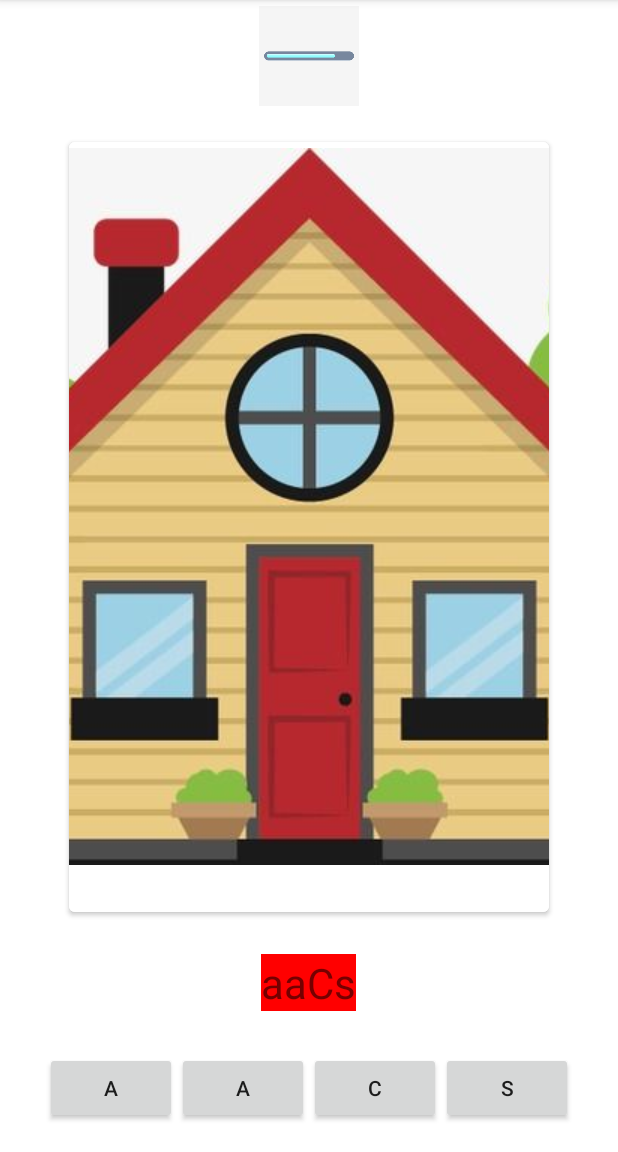
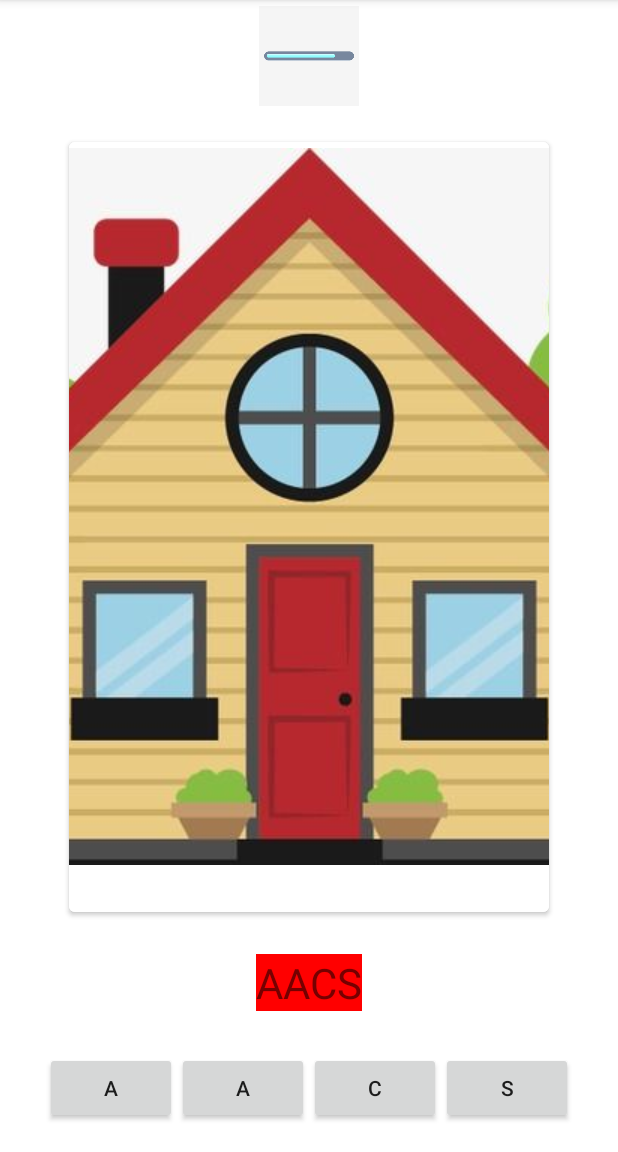
Before and after one commit to CaueCF/Alfabetizacao, an Android app: the screen it shows after launch (MainActivity), on a phone screen of 412 x 824 dp, the part 84-1236 px from its top. Run offline under Robolectric (Android 15) with nearby library versions, the phone set to English and light mode, and no system bars.

Commit message:
maiúscula

```diff
--- a/app/src/main/java/com/example/alfabetizacao/MainActivity.java
+++ b/app/src/main/java/com/example/alfabetizacao/MainActivity.java
@@ -45,52 +45,52 @@ public class MainActivity extends AppCompatActivity implements View.OnClickListe
     public void carregaElemento(){
         Elemento e1 = new Elemento();
         e1.setImagem(R.drawable.casa);
-        e1.setTextoImagem("Casa");
+        e1.setTextoImagem("CASA");
         imagens.add(e1);
 
         Elemento e2 = new Elemento();
         e2.setImagem(R.drawable.pato);
-        e2.setTextoImagem("Pato");
+        e2.setTextoImagem("PATO");
         imagens.add(e2);
 
         Elemento e3 = new Elemento();
         e3.setImagem(R.drawable.vaca);
-        e3.setTextoImagem("Vaca");
+        e3.setTextoImagem("VACA");
         imagens.add(e3);
 
         Elemento e4 = new Elemento();
         e4.setImagem(R.drawable.mesa);
-        e4.setTextoImagem("Mesa");
+        e4.setTextoImagem("MESA");
         imagens.add(e4);
 
         Elemento e5 = new Elemento();
         e5.setImagem(R.drawable.lobo);
-        e5.setTextoImagem("Lobo");
+        e5.setTextoImagem("LOBO");
         imagens.add(e5);
 
         Elemento e6 = new Elemento();
         e6.setImagem(R.drawable.osso);
-        e6.setTextoImagem("Osso");
+        e6.setTextoImagem("OSSO");
         imagens.add(e6);
 
         Elemento e7 = new Elemento();
         e7.setImagem(R.drawable.bola);
-        e7.setTextoImagem("Bola");
+        e7.setTextoImagem("BOLA");
         imagens.add(e7);
 
         Elemento e8 = new Elemento();
         e8.setImagem(R.drawable.copo);
-        e8.setTextoImagem("Copo");
+        e8.setTextoImagem("COPO");
         imagens.add(e8);
 
         Elemento e9 = new Elemento();
         e9.setImagem(R.drawable.gato);
-        e9.setTextoImagem("Gato");
+        e9.setTextoImagem("GATO");
         imagens.add(e9);
 
         Elemento e10 = new Elemento();
         e10.setImagem(R.drawable.urso);
-        e10.setTextoImagem("Urso");
+        e10.setTextoImagem("URSO");
         imagens.add(e10);
     }
 
```
